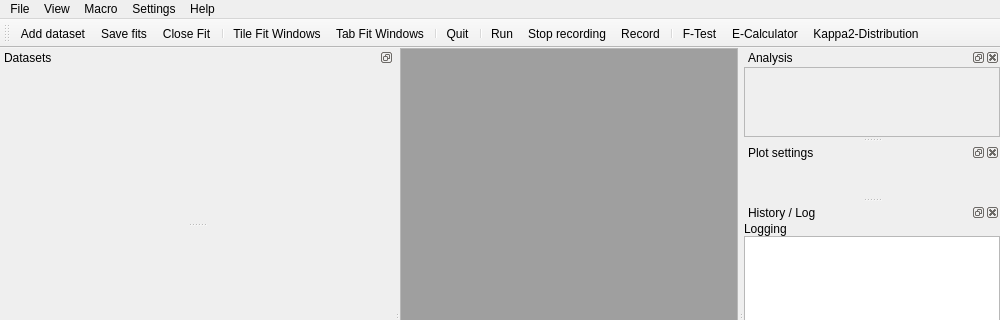
First picture: the form in chisurf/gui/gui.ui, repository Fluorescence-Tools/chisurf, before the edit; both pictures show x 0 to 1000 and y 0 to 320 of the 1000 by 700 pixel window.
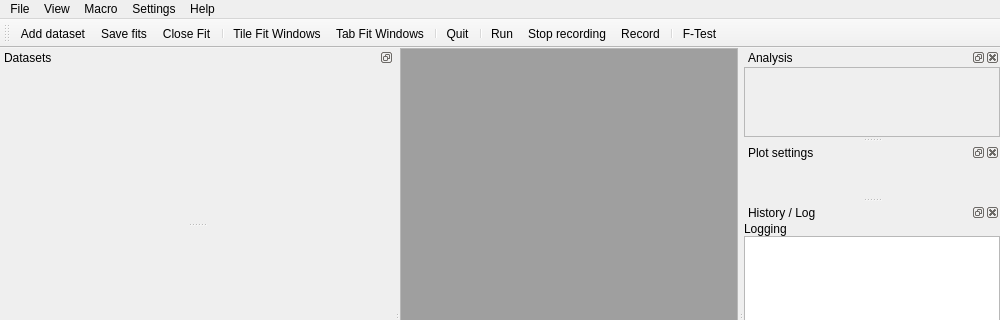
Second picture: the form after the edit. Icons and pictures are not drawn.

Commit message: Enhancements: * enable submodules in plugins * adjust console height

What changed in the file:
```diff
--- a/chisurf/gui/gui.ui
+++ b/chisurf/gui/gui.ui
@@ -365,45 +365,6 @@
    <addaction name="menuSettings"/>
    <addaction name="menuHelp"/>
   </widget>
-  <widget class="QToolBar" name="toolBar_2">
-   <property name="sizePolicy">
-    <sizepolicy hsizetype="Preferred" vsizetype="Fixed">
-     <horstretch>0</horstretch>
-     <verstretch>0</verstretch>
-    </sizepolicy>
-   </property>
-   <property name="windowTitle">
-    <string>Toolbar</string>
-   </property>
-   <property name="iconSize">
-    <size>
-     <width>16</width>
-     <height>16</height>
-    </size>
-   </property>
-   <attribute name="toolBarArea">
-    <enum>TopToolBarArea</enum>
-   </attribute>
-   <attribute name="toolBarBreak">
-    <bool>false</bool>
-   </attribute>
-   <addaction name="actionLoad_Data"/>
-   <addaction name="actionSaveAllFits"/>
-   <addaction name="actionClose_Fit"/>
-   <addaction name="separator"/>
-   <addaction name="actionTile_windows"/>
-   <addaction name="actionTab_windows"/>
-   <addaction name="separator"/>
-   <addaction name="actionExit_2"/>
-   <addaction name="separator"/>
-   <addaction name="actionRun"/>
-   <addaction name="actionStop"/>
-   <addaction name="actionRecord"/>
-   <addaction name="separator"/>
-   <addaction name="actionF_Test"/>
-   <addaction name="actionCalculator"/>
-   <addaction name="actionKappa2_Distribution"/>
-  </widget>
   <widget class="QDockWidget" name="dockWidget_console">
    <property name="enabled">
     <bool>true</bool>
@@ -839,6 +800,43 @@
     </layout>
    </widget>
   </widget>
+  <widget class="QToolBar" name="toolBar">
+   <property name="sizePolicy">
+    <sizepolicy hsizetype="Preferred" vsizetype="Fixed">
+     <horstretch>0</horstretch>
+     <verstretch>0</verstretch>
+    </sizepolicy>
+   </property>
+   <property name="windowTitle">
+    <string>Toolbar</string>
+   </property>
+   <property name="iconSize">
+    <size>
+     <width>16</width>
+     <height>16</height>
+    </size>
+   </property>
+   <attribute name="toolBarArea">
+    <enum>TopToolBarArea</enum>
+   </attribute>
+   <attribute name="toolBarBreak">
+    <bool>false</bool>
+   </attribute>
+   <addaction name="actionLoad_Data"/>
+   <addaction name="actionSaveAllFits"/>
+   <addaction name="actionClose_Fit"/>
+   <addaction name="separator"/>
+   <addaction name="actionTile_windows"/>
+   <addaction name="actionTab_windows"/>
+   <addaction name="separator"/>
+   <addaction name="actionExit_2"/>
+   <addaction name="separator"/>
+   <addaction name="actionRun"/>
+   <addaction name="actionStop"/>
+   <addaction name="actionRecord"/>
+   <addaction name="separator"/>
+   <addaction name="actionF_Test"/>
+  </widget>
   <action name="actionExit">
    <property name="icon">
     <iconset>
```
Left out of the diff: 2 changed lines with no effect on the pictures. The commit also changes 4 other files.
